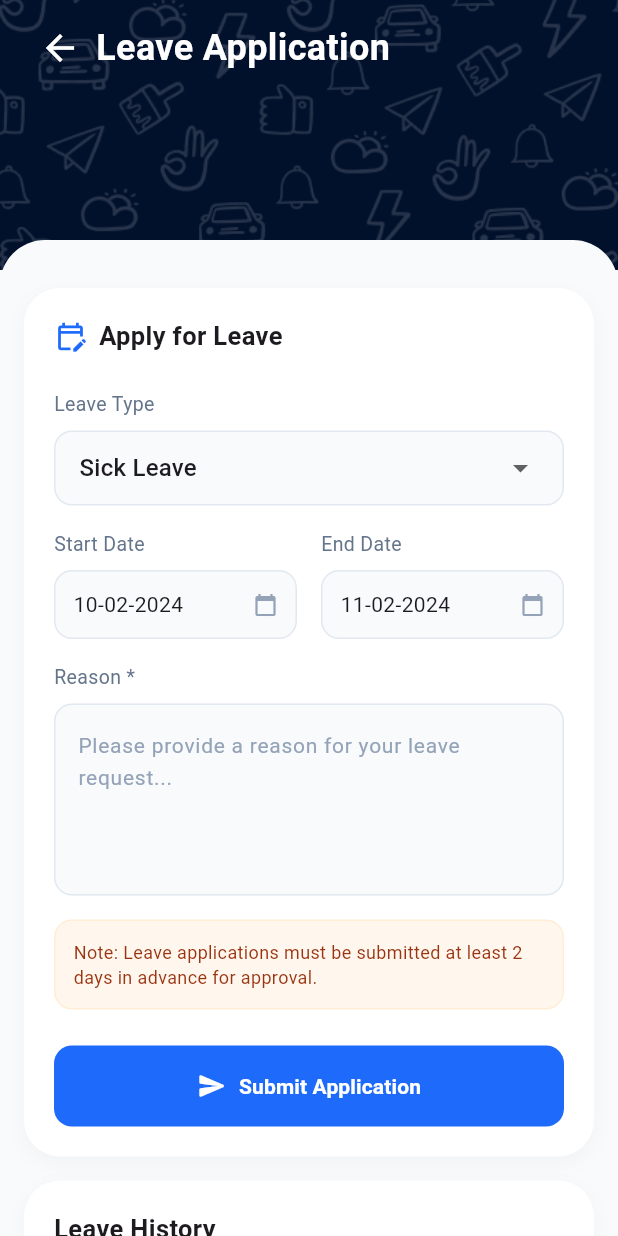
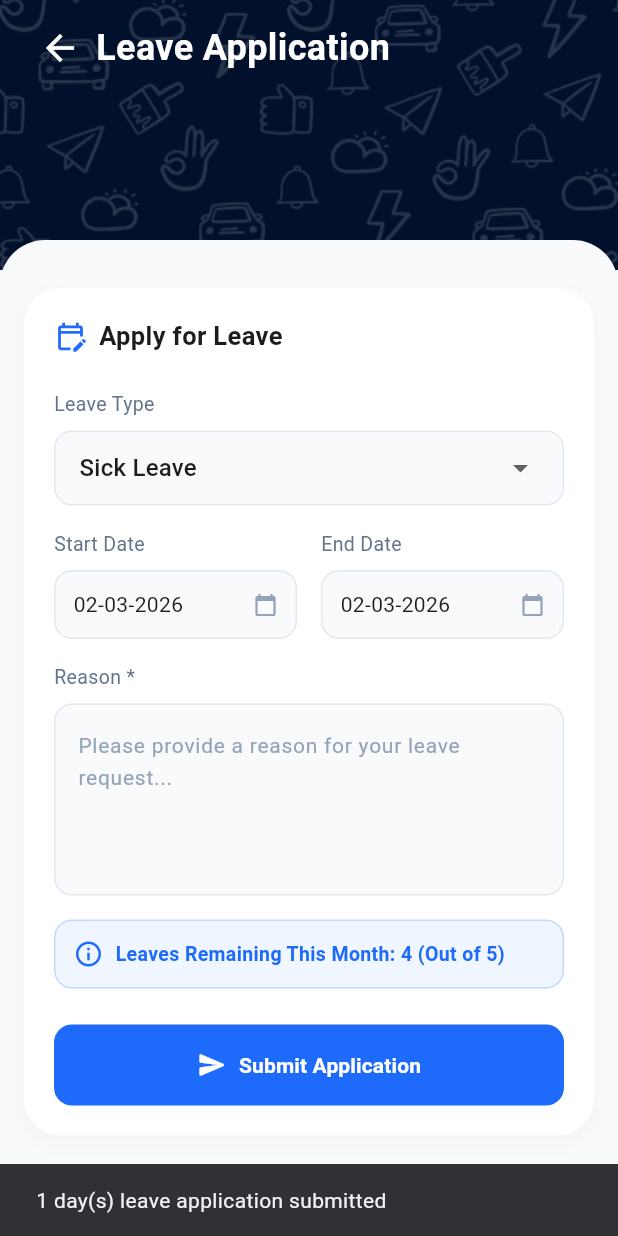
Before and after one commit to hemachandransairam/winkworker, a Flutter app: the LeaveApplicationScreen screen opened directly, after a tap on "Submit Application", on a phone screen of 412 x 824 dp. Run offline on Flutter 3.47's test engine with Material 3 defaults, Android fonts, the phone set to English and light mode, and no system bars; our stand-ins replace device_preview, image_picker, shared_preferences, speech_to_text, supabase_flutter; accounts and stored records are empty.

Commit message:
leave form updated

```diff
--- a/lib/screens/leave_application_screen.dart
+++ b/lib/screens/leave_application_screen.dart
@@ -10,6 +10,58 @@ class LeaveApplicationScreen extends StatefulWidget {
 class _LeaveApplicationScreenState extends State<LeaveApplicationScreen> {
   String _leaveType = "Sick Leave";
   final TextEditingController _reasonController = TextEditingController();
+  late int _totalLeaves;
+  late int _leavesRemaining;
+  DateTime _startDate = DateTime.now();
+  DateTime _endDate = DateTime.now();
+
+  @override
+  void initState() {
+    super.initState();
+    _totalLeaves = _calculateWeeksInMonth();
+    _leavesRemaining = _totalLeaves;
+  }
+
+  int _calculateWeeksInMonth() {
+    final now = DateTime.now();
+    final firstDay = DateTime(now.year, now.month, 1);
+    final daysInMonth = DateTime(now.year, now.month + 1, 0).day;
+    int sundays = 0;
+    for (int i = 0; i < daysInMonth; i++) {
+      if (firstDay.add(Duration(days: i)).weekday == DateTime.sunday) {
+        sundays++;
+      }
+    }
+    return sundays;
+  }
+
+  Future<void> _selectDate(BuildContext context, bool isStart) async {
+    final DateTime? picked = await showDatePicker(
+      context: context,
+      initialDate: isStart ? _startDate : _endDate,
+      firstDate: DateTime.now().subtract(const Duration(days: 30)),
+      lastDate: DateTime(DateTime.now().year + 1),
+    );
+    if (picked != null) {
+      setState(() {
+        if (isStart) {
+          _startDate = picked;
+          if (_endDate.isBefore(_startDate)) {
+            _endDate = _startDate;
+          }
+        } else {
+          _endDate = picked;
+          if (_startDate.isAfter(_endDate)) {
+            _startDate = _endDate;
+          }
+        }
+      });
+    }
+  }
+
+  String _formatDate(DateTime date) {
+    return "${date.day.toString().padLeft(2, '0')}-${date.month.toString().padLeft(2, '0')}-${date.year}";
+  }
 
   @override
   Widget build(BuildContext context) {
@@ -130,14 +182,16 @@ class _LeaveApplicationScreenState extends State<LeaveApplicationScreen> {
                               Expanded(
                                 child: _buildDatePickerField(
                                   "Start Date",
-                                  "10-02-2024",
+                                  _formatDate(_startDate),
+                                  () => _selectDate(context, true),
                                 ),
                               ),
                               const SizedBox(width: 16),
                               Expanded(
                                 child: _buildDatePickerField(
                                   "End Date",
-                                  "11-02-2024",
+                                  _formatDate(_endDate),
+                                  () => _selectDate(context, false),
                                 ),
                               ),
                             ],
@@ -181,18 +235,45 @@ class _LeaveApplicationScreenState extends State<LeaveApplicationScreen> {
                           Container(
                             padding: const EdgeInsets.all(12),
                             decoration: BoxDecoration(
-                              color: const Color(0xFFFFF7ED),
+                              color:
+                                  _leavesRemaining < 1
+                                      ? const Color(0xFFFEF2F2)
+                                      : const Color(0xFFEFF6FF),
                               borderRadius: BorderRadius.circular(12),
                               border: Border.all(
-                                color: const Color(0xFFFFEDD5),
+                                color:
+                                    _leavesRemaining < 1
+                                        ? const Color(0xFFFECACA)
+                                        : const Color(0xFFBFDBFE),
                               ),
                             ),
-                            child: const Text(
-                              "Note: Leave applications must be submitted at least 2 days in advance for approval.",
+                            child: Row(
+                              children: [
+                                Icon(
+                                  _leavesRemaining < 1
+                                      ? Icons.warning_amber_rounded
+                                      : Icons.info_outline,
+                                  color:
+                                      _leavesRemaining < 1
+                                          ? const Color(0xFFDC2626)
+                                          : const Color(0xFF1E6AFB),
+                                  size: 20,
+                                ),
+                                const SizedBox(width: 8),
+                                Expanded(
+                                  child: Text(
+                                    "Leaves Remaining This Month: $_leavesRemaining (Out of $_totalLeaves)",
                                     style: TextStyle(
-                                fontSize: 12,
-                                color: Color(0xFF9A3412),
+                                      fontSize: 13,
+                                      fontWeight: FontWeight.bold,
+                                      color:
+                                          _leavesRemaining < 1
+                                              ? const Color(0xFFDC2626)
+                                              : const Color(0xFF1E6AFB),
                                     ),
+                                  ),
+                                ),
+                              ],
                             ),
                           ),
                           const SizedBox(height: 24),
@@ -200,7 +281,22 @@ class _LeaveApplicationScreenState extends State<LeaveApplicationScreen> {
                             width: double.infinity,
                             height: 54,
                             child: ElevatedButton(
-                              onPressed: () {},
+                              onPressed: () {
+                                int daysTaken =
+                                    _endDate.difference(_startDate).inDays + 1;
+                                setState(() {
+                                  _leavesRemaining -= daysTaken;
+                                });
+                                ScaffoldMessenger.of(context).showSnackBar(
+                                  SnackBar(
+                                    content: Text(
+                                      "$daysTaken day(s) leave application submitted",
+                                    ),
+                                    duration: const Duration(seconds: 2),
+                                  ),
+                                );
+                                _reasonController.clear();
+                              },
                               style: ElevatedButton.styleFrom(
                                 backgroundColor: const Color(0xFF1E6AFB),
                                 shape: RoundedRectangleBorder(
@@ -227,54 +323,6 @@ class _LeaveApplicationScreenState extends State<LeaveApplicationScreen> {
                                 ],
                               ),
                             ),
-                          ),
-                        ],
-                      ),
-                    ),
-
-                    // Leave History
-                    Container(
-                      margin: const EdgeInsets.symmetric(
-                        horizontal: 16,
-                        vertical: 8,
-                      ),
-                      padding: const EdgeInsets.all(20),
-                      decoration: BoxDecoration(
-                        color: Colors.white,
-                        borderRadius: BorderRadius.circular(24),
-                        boxShadow: [
-                          BoxShadow(
-                            color: Colors.black.withOpacity(0.03),
-                            blurRadius: 10,
-                            offset: const Offset(0, 4),
-                          ),
-                        ],
-                      ),
-                      child: Column(
-                        crossAxisAlignment: CrossAxisAlignment.start,
-                        children: [
-                          const Text(
-                            "Leave History",
-                            style: TextStyle(
-                              fontSize: 17,
-                              fontWeight: FontWeight.bold,
-                            ),
-                          ),
-                          const SizedBox(height: 16),
-                          _buildHistoryItem(
-                            "Sick Leave",
-                            "Feb 5 - Feb 5, 2024",
-                            "1 day(s)",
-                            "Approved",
-                            Colors.green,
-                          ),
-                          const Divider(height: 32),
-                          _buildHistoryItem(
-                            "Casual Leave",
-                            "Jan 12 - Jan 14, 2024",
-                            "3 day(s)",
-                            "Approved",
-                            Colors.green,
                           ),
                         ],
                       ),
@@ -334,8 +382,10 @@ class _LeaveApplicationScreenState extends State<LeaveApplicationScreen> {
     );
   }
 
-  Widget _buildDatePickerField(String label, String date) {
-    return Column(
+  Widget _buildDatePickerField(String label, String date, VoidCallback onTap) {
+    return GestureDetector(
+      onTap: onTap,
+      child: Column(
         crossAxisAlignment: CrossAxisAlignment.start,
         children: [
           Text(
@@ -363,56 +413,7 @@ class _LeaveApplicationScreenState extends State<LeaveApplicationScreen> {
             ),
           ),
         ],
-    );
-  }
-
-  Widget _buildHistoryItem(
-    String type,
-    String dateRange,
-    String duration,
-    String status,
-    Color statusColor,
-  ) {
-    return Row(
-      mainAxisAlignment: MainAxisAlignment.spaceBetween,
-      children: [
-        Column(
-          crossAxisAlignment: CrossAxisAlignment.start,
-          children: [
-            Text(type, style: const TextStyle(fontWeight: FontWeight.bold)),
-            const SizedBox(height: 4),
-            Text(
-              dateRange,
-              style: const TextStyle(fontSize: 12, color: Color(0xFF64748B)),
       ),
-            Text(
-              "Duration: $duration",
-              style: const TextStyle(fontSize: 12, color: Color(0xFF64748B)),
-            ),
-          ],
-        ),
-        Container(
-          padding: const EdgeInsets.symmetric(horizontal: 10, vertical: 4),
-          decoration: BoxDecoration(
-            color: statusColor.withOpacity(0.1),
-            borderRadius: BorderRadius.circular(12),
-          ),
-          child: Row(
-            children: [
-              Icon(Icons.check_circle, size: 12, color: statusColor),
-              const SizedBox(width: 4),
-              Text(
-                status,
-                style: TextStyle(
-                  fontSize: 12,
-                  color: statusColor,
-                  fontWeight: FontWeight.bold,
-                ),
-              ),
-            ],
-          ),
-        ),
-      ],
     );
   }
 }
```
Lines whose indentation alone changed are shown as unchanged.
